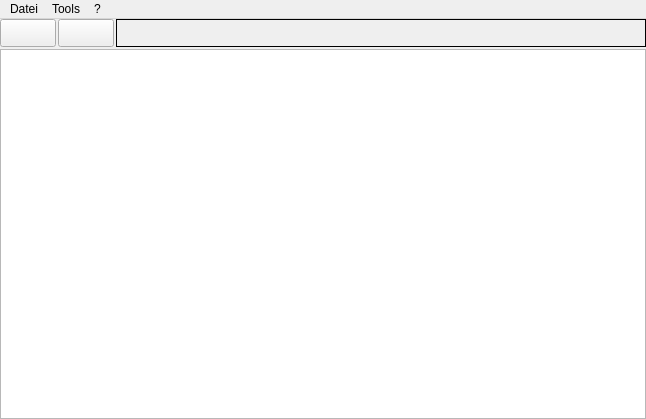
Old version of the form view/mainwindow.ui in the repository m2otech/emm.
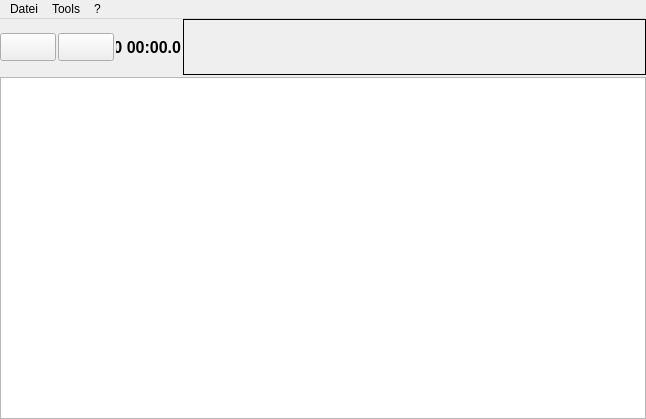
New version of the form. Icons and pictures are not drawn. Custom widgets are drawn as their Qt base class.

The edit to the form file:
```diff
--- a/view/mainwindow.ui
+++ b/view/mainwindow.ui
@@ -152,6 +152,41 @@
             </property>
            </widget>
           </item>
+          <item>
+           <widget class="QLabel" name="infoBox">
+            <property name="sizePolicy">
+             <sizepolicy hsizetype="Preferred" vsizetype="Preferred">
+              <horstretch>0</horstretch>
+              <verstretch>0</verstretch>
+             </sizepolicy>
+            </property>
+            <property name="minimumSize">
+             <size>
+              <width>0</width>
+              <height>56</height>
+             </size>
+            </property>
+            <property name="maximumSize">
+             <size>
+              <width>65</width>
+              <height>16777215</height>
+             </size>
+            </property>
+            <property name="font">
+             <font>
+              <pointsize>12</pointsize>
+              <weight>75</weight>
+              <bold>true</bold>
+             </font>
+            </property>
+            <property name="text">
+             <string>L0 00:00.0</string>
+            </property>
+            <property name="alignment">
+             <set>Qt::AlignRight|Qt::AlignTrailing|Qt::AlignVCenter</set>
+            </property>
+           </widget>
+          </item>
           <item>
            <widget class="LayerSelector" name="layerSelector" native="true">
             <property name="styleSheet">
```
Left out of the diff: 4 changed lines with no effect on the pictures.
